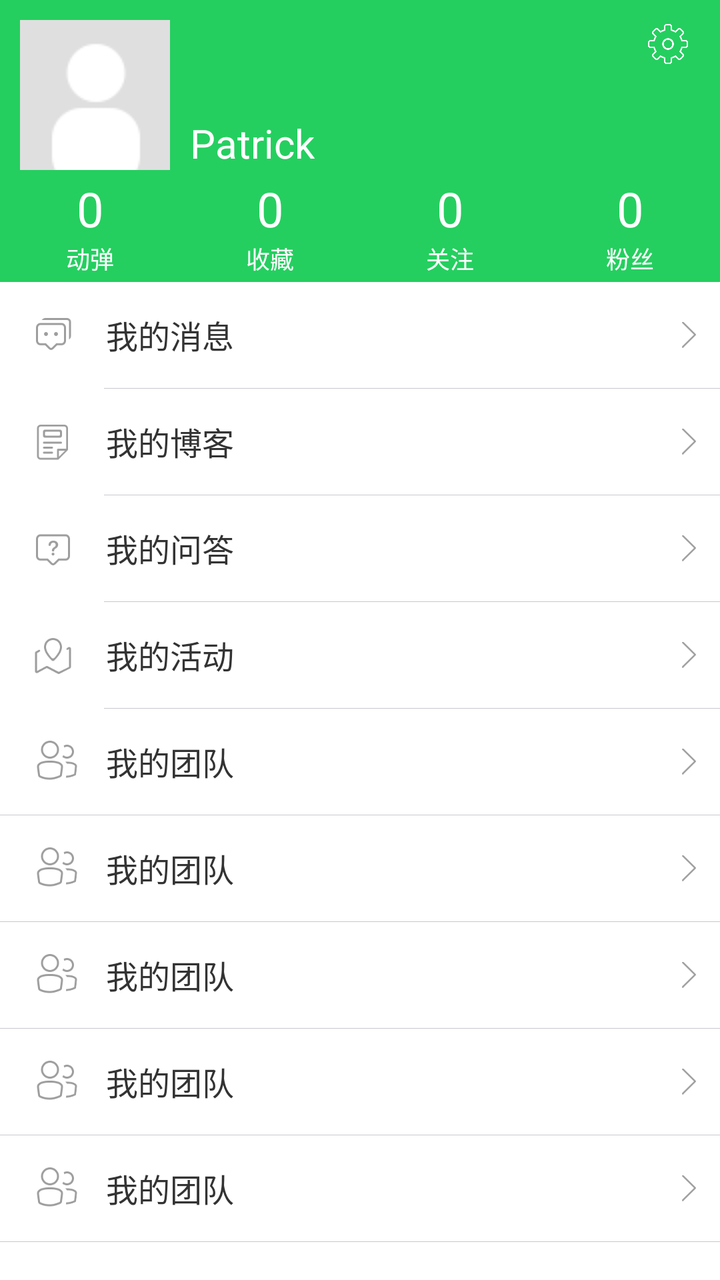
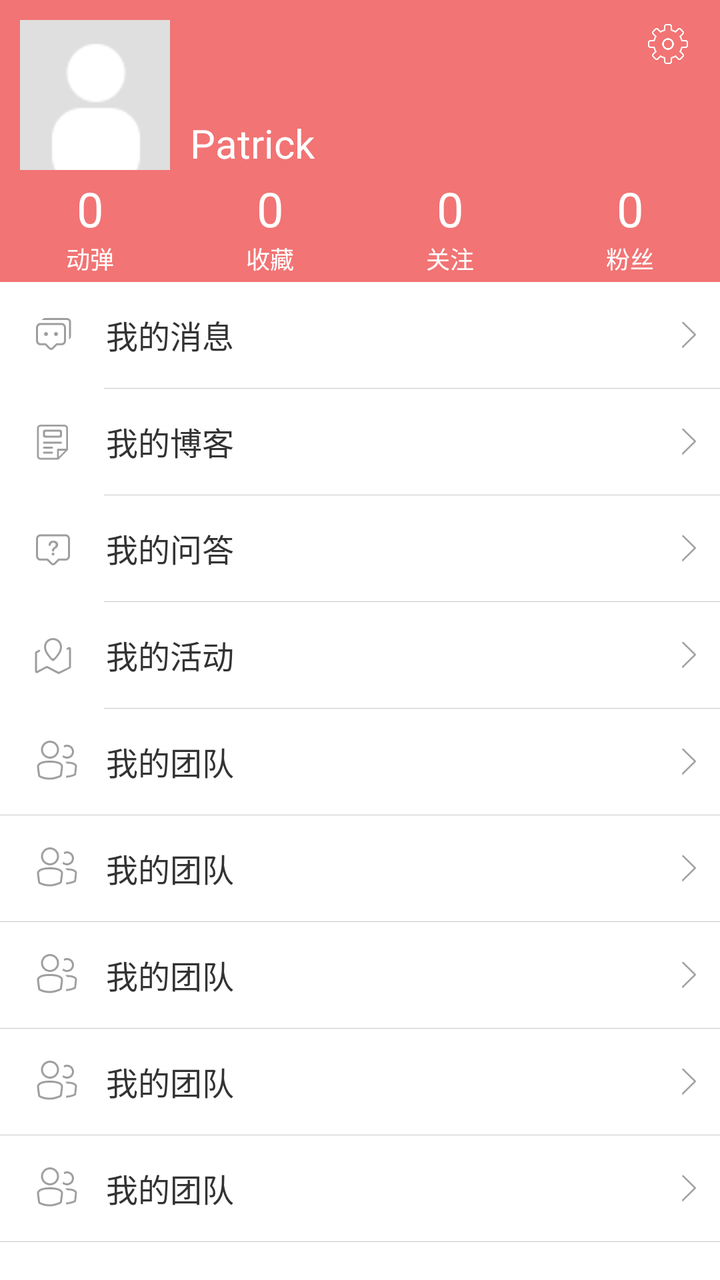

Before-and-after screenshots of an Android layout around one commit, followed by the original layout XML and the change that was made.
<!-- AndroidManifest.xml: application theme t10 -->
<!-- res/layout/ft_home.xml -->
<LinearLayout xmlns:android="http://schemas.android.com/apk/res/android"
    android:layout_width="match_parent"
    android:layout_height="match_parent"
    android:fitsSystemWindows="false"
    android:orientation="vertical"
    android:background="#24cf5f"
    android:weightSum="2">

    <FrameLayout
        android:layout_width="match_parent"
        android:layout_height="85dp">

        <RelativeLayout
            android:id="@+id/user_info_head_container"
            android:layout_width="wrap_content"
            android:layout_height="wrap_content">

            <FrameLayout
                android:id="@+id/user_info_icon_container"
                android:layout_marginTop="10dp"
                android:layout_marginLeft="10dp"
                android:layout_width="wrap_content"
                android:layout_height="wrap_content">

                <ImageView
                    android:layout_marginRight="10dp"
                    android:layout_marginBottom="4dp"
                    android:id="@+id/iv_gender"
                    android:layout_width="16dp"
                    android:layout_height="16dp"
                    android:layout_gravity="right|bottom"
                    android:contentDescription="@null"
                    android:src="@mipmap/ic_male" />

                <ImageView
                    android:id="@+id/iv_portrait"
                    android:layout_width="75dp"
                    android:layout_height="75dp"
                    android:src="@mipmap/widget_default_face" />

            </FrameLayout>

            <TextView
                android:id="@+id/tv_nick"
                android:layout_width="wrap_content"
                android:layout_height="wrap_content"
                android:layout_alignParentBottom="true"
                android:layout_marginLeft="10dp"
                android:layout_toEndOf="@+id/user_info_icon_container"
                android:maxLines="1"
                android:textColor="@color/white"
                android:textSize="20sp"
                android:text="Patrick" />
        </RelativeLayout>

        <ImageView
            android:id="@+id/iv_logo_setting"
            android:layout_width="44dp"
            android:layout_height="44dp"
            android:layout_gravity="top|right"
            android:layout_marginRight="4dp"
            android:background="@drawable/ic_title_bar_icon_bg"
            android:contentDescription="@null"
            android:padding="12dp"
            android:scaleType="centerInside"
            android:src="@mipmap/btn_my_setting" />
    </FrameLayout>

    <LinearLayout
        android:layout_width="match_parent"
        android:layout_height="match_parent"
        android:background="@color/white"
        android:orientation="vertical">

        <LinearLayout
            android:id="@+id/lay_about_info"
            android:layout_width="match_parent"
            android:layout_height="56dp"
            android:background="#24cf5f"
            android:gravity="bottom"
            android:orientation="horizontal">

            <LinearLayout
                android:id="@+id/ly_tweet"
                style="@style/new_user_information_counts"
                android:gravity="center">

                <TextView
                    android:id="@+id/tv_tweet"
                    style="@style/user_formation_text"
                    android:ellipsize="none"
                    android:gravity="center_vertical"
                    android:lines="1"
                    android:maxLines="1"
                    android:padding="0dp"
                    android:text="0"
                    android:textSize="@dimen/font_24" />

                <TextView
                    style="@style/user_formation_info"
                    android:layout_marginBottom="0dp"
                    android:padding="0dp"
                    android:text="动弹" />
            </LinearLayout>

            <LinearLayout
                android:id="@+id/ly_favorite"
                style="@style/new_user_information_counts"
                android:gravity="center">

                <TextView
                    android:id="@+id/tv_favorite"
                    style="@style/user_formation_text"
                    android:ellipsize="none"
                    android:gravity="center_vertical"
                    android:lines="1"
                    android:maxLines="1"
                    android:padding="0dp"
                    android:text="0"
                    android:textSize="@dimen/font_24" />

                <TextView
                    style="@style/user_formation_info"
                    android:layout_marginBottom="0dp"
                    android:padding="0dp"
                    android:text="收藏" />
            </LinearLayout>

            <LinearLayout
                android:id="@+id/ly_following"
                style="@style/new_user_information_counts"
                android:gravity="center">

                <TextView
                    android:id="@+id/tv_following"
                    style="@style/user_formation_text"
                    android:ellipsize="none"
                    android:gravity="center_vertical"
                    android:lines="1"
                    android:maxLines="1"
                    android:padding="0dp"
                    android:text="0"
                    android:textSize="@dimen/font_24" />

                <TextView
                    style="@style/user_formation_info"
                    android:layout_marginBottom="0dp"
                    android:padding="0dp"
                    android:text="关注" />
            </LinearLayout>

            <LinearLayout
                android:id="@+id/ly_follower"
                style="@style/new_user_information_counts"
                android:gravity="center"
                android:orientation="vertical"
                android:paddingLeft="@dimen/lay_12"
                android:paddingRight="@dimen/lay_12">

                <FrameLayout
                    android:layout_width="wrap_content"
                    android:layout_height="wrap_content"
                    android:layout_gravity="center_horizontal">

                    <TextView
                        android:id="@+id/tv_follower"
                        android:layout_width="wrap_content"
                        android:layout_height="wrap_content"
                        android:layout_gravity="center"
                        android:layout_marginLeft="4dp"
                        android:layout_marginRight="4dp"
                        android:ellipsize="none"
                        android:lines="1"
                        android:maxLines="1"
                        android:padding="0dp"
                        android:text="0"
                        android:textColor="@color/white"
                        android:textSize="@dimen/font_24" />

                    <TextView
                        android:id="@+id/user_info_notice_fans"
                        android:layout_width="wrap_content"
                        android:layout_height="14dp"
                        android:layout_gravity="right|top"
                        android:layout_marginTop="2dp"
                        android:background="@drawable/ic_red_dot"
                        android:ellipsize="none"
                        android:gravity="center"
                        android:lines="1"
                        android:maxLines="1"
                        android:minWidth="14dp"
                        android:paddingLeft="3dp"
                        android:paddingRight="3dp"
                        android:textColor="@color/white"
                        android:textSize="@dimen/font_10"
                        android:visibility="gone"
                        android:text="1"/>
                </FrameLayout>

                <TextView
                    style="@style/user_formation_info"
                    android:layout_width="wrap_content"
                    android:layout_height="wrap_content"
                    android:layout_gravity="center"
                    android:layout_marginBottom="0dp"
                    android:padding="0dp"
                    android:text="粉丝"
                    android:textColor="@color/white"
                    android:textSize="@dimen/font_12" />

            </LinearLayout>
        </LinearLayout>

        <LinearLayout
            android:layout_width="match_parent"
            android:layout_height="wrap_content"
            android:orientation="vertical">

            <LinearLayout
                android:layout_width="match_parent"
                android:layout_height="wrap_content"
                android:orientation="vertical">

                <LinearLayout
                    android:id="@+id/rl_message"
                    style="@style/option_item_rl">

                    <ImageView
                        android:layout_width="wrap_content"
                        android:layout_height="wrap_content"
                        android:layout_marginEnd="12dp"
                        android:contentDescription="@null"
                        android:src="@mipmap/ic_my_message" />

                    <TextView
                        style="@style/option_item_text"
                        android:text="我的消息" />

                    <TextView
                        android:id="@+id/user_info_notice_message"
                        android:layout_width="wrap_content"
                        android:layout_height="14dp"
                        android:layout_marginLeft="4dp"
                        android:layout_marginRight="4dp"
                        android:background="@drawable/ic_red_dot"
                        android:ellipsize="none"
                        android:gravity="center"
                        android:lines="1"
                        android:maxLines="1"
                        android:minWidth="14dp"
                        android:paddingLeft="3dp"
                        android:paddingRight="3dp"
                        android:textColor="@color/white"
                        android:textSize="@dimen/font_10"
                        android:visibility="gone"
                        android:text="1"/>

                    <View
                        android:layout_width="0dp"
                        android:layout_height="10dp"
                        android:layout_weight="1" />

                    <ImageView
                        android:layout_width="wrap_content"
                        android:layout_height="20dp"
                        android:contentDescription="@null"
                        android:src="@mipmap/ic_arrow_right" />
                </LinearLayout>

                <View
                    style="@style/h_line"
                    android:layout_height="1px"
                    android:layout_marginStart="52dp"
                    android:background="@color/list_divider_color" />
            </LinearLayout>

            <LinearLayout
                android:layout_width="match_parent"
                android:layout_height="wrap_content"
                android:background="@android:color/white"
                android:orientation="vertical">

                <LinearLayout
                    android:id="@+id/rl_blog"
                    style="@style/option_item_rl">

                    <ImageView
                        android:layout_width="wrap_content"
                        android:layout_height="wrap_content"
                        android:layout_marginEnd="12dp"
                        android:contentDescription="@null"
                        android:src="@mipmap/ic_my_blog" />

                    <TextView
                        style="@style/option_item_text"
                        android:layout_width="0dp"
                        android:layout_weight="1"
                        android:text="我的博客" />

                    <ImageView
                        android:layout_width="wrap_content"
                        android:layout_height="20dp"
                        android:contentDescription="@null"
                        android:src="@mipmap/ic_arrow_right" />
                </LinearLayout>

                <View
                    style="@style/h_line"
                    android:layout_height="1px"
                    android:layout_marginStart="52dp"
                    android:background="@color/list_divider_color" />
            </LinearLayout>

            <LinearLayout
                android:layout_width="match_parent"
                android:layout_height="wrap_content"
                android:background="@android:color/white"
                android:orientation="vertical">

                <LinearLayout
                    android:id="@+id/rl_info_question"
                    style="@style/option_item_rl">

                    <ImageView
                        android:layout_width="wrap_content"
                        android:layout_height="wrap_content"
                        android:layout_marginEnd="12dp"
                        android:contentDescription="@null"
                        android:src="@mipmap/ic_my_question" />

                    <TextView
                        style="@style/option_item_text"
                        android:layout_width="0dp"
                        android:layout_weight="1"
                        android:text="我的问答" />

                    <ImageView
                        android:layout_width="wrap_content"
                        android:layout_height="20dp"
                        android:contentDescription="@null"
                        android:src="@mipmap/ic_arrow_right" />
                </LinearLayout>

                <View
                    style="@style/h_line"
                    android:layout_height="1px"
                    android:layout_marginStart="52dp"
                    android:background="@color/list_divider_color" />

            </LinearLayout>

            <LinearLayout
                android:layout_width="match_parent"
                android:layout_height="wrap_content"
                android:background="@android:color/white"
                android:orientation="vertical">

                <LinearLayout
                    android:id="@+id/rl_info_activities"
                    style="@style/option_item_rl">

                    <ImageView
                        android:layout_width="wrap_content"
                        android:layout_height="wrap_content"
                        android:layout_marginEnd="12dp"
                        android:contentDescription="@null"
                        android:src="@mipmap/ic_my_event" />

                    <TextView
                        style="@style/option_item_text"
                        android:layout_width="0dp"
                        android:layout_weight="1"
                        android:text="我的活动" />

                    <ImageView
                        android:layout_width="wrap_content"
                        android:layout_height="20dp"
                        android:contentDescription="@null"
                        android:src="@mipmap/ic_arrow_right" />
                </LinearLayout>

                <View
                    style="@style/h_line"
                    android:layout_height="1px"
                    android:layout_marginStart="52dp"
                    android:background="@color/list_divider_color" />

            </LinearLayout>

            <LinearLayout
                android:layout_width="match_parent"
                android:layout_height="wrap_content"
                android:background="@android:color/white"
                android:orientation="vertical">

                <LinearLayout
                    android:id="@+id/rl_team"
                    style="@style/option_item_rl">

                    <ImageView
                        android:layout_width="wrap_content"
                        android:layout_height="wrap_content"
                        android:layout_marginEnd="12dp"
                        android:contentDescription="@null"
                        android:src="@mipmap/ic_my_team" />

                    <TextView
                        style="@style/option_item_text"
                        android:layout_width="0dp"
                        android:layout_weight="1"
                        android:text="我的团队" />

                    <ImageView
                        android:layout_width="wrap_content"
                        android:layout_height="20dp"
                        android:contentDescription="@null"
                        android:src="@mipmap/ic_arrow_right" />
                </LinearLayout>

                <View
                    style="@style/h_line"
                    android:layout_height="1px"
                    android:background="@color/list_divider_color" />
            </LinearLayout>

            <LinearLayout
                android:layout_width="match_parent"
                android:layout_height="wrap_content"
                android:background="@android:color/white"
                android:orientation="vertical">

                <LinearLayout
                    android:id="@+id/rl_team1"
                    style="@style/option_item_rl">

                    <ImageView
                        android:layout_width="wrap_content"
                        android:layout_height="wrap_content"
                        android:layout_marginEnd="12dp"
                        android:contentDescription="@null"
                        android:src="@mipmap/ic_my_team" />

                    <TextView
                        style="@style/option_item_text"
                        android:layout_width="0dp"
                        android:layout_weight="1"
                        android:text="我的团队" />

                    <ImageView
                        android:layout_width="wrap_content"
                        android:layout_height="20dp"
                        android:contentDescription="@null"
                        android:src="@mipmap/ic_arrow_right" />
                </LinearLayout>

                <View
                    style="@style/h_line"
                    android:layout_height="1px"
                    android:background="@color/list_divider_color" />
            </LinearLayout>

            <LinearLayout
                android:layout_width="match_parent"
                android:layout_height="wrap_content"
                android:background="@android:color/white"
                android:orientation="vertical">

                <LinearLayout
                    android:id="@+id/rl_team2"
                    style="@style/option_item_rl">

                    <ImageView
                        android:layout_width="wrap_content"
                        android:layout_height="wrap_content"
                        android:layout_marginEnd="12dp"
                        android:contentDescription="@null"
                        android:src="@mipmap/ic_my_team" />

                    <TextView
                        style="@style/option_item_text"
                        android:layout_width="0dp"
                        android:layout_weight="1"
                        android:text="我的团队" />

                    <ImageView
                        android:layout_width="wrap_content"
                        android:layout_height="20dp"
                        android:contentDescription="@null"
                        android:src="@mipmap/ic_arrow_right" />
                </LinearLayout>

                <View
                    style="@style/h_line"
                    android:layout_height="1px"
                    android:background="@color/list_divider_color" />
            </LinearLayout>

            <LinearLayout
                android:layout_width="match_parent"
                android:layout_height="wrap_content"
                android:background="@android:color/white"
                android:orientation="vertical">

                <LinearLayout
                    android:id="@+id/rl_team3"
                    style="@style/option_item_rl">

                    <ImageView
                        android:layout_width="wrap_content"
                        android:layout_height="wrap_content"
                        android:layout_marginEnd="12dp"
                        android:contentDescription="@null"
                        android:src="@mipmap/ic_my_team" />

                    <TextView
                        style="@style/option_item_text"
                        android:layout_width="0dp"
                        android:layout_weight="1"
                        android:text="我的团队" />

                    <ImageView
                        android:layout_width="wrap_content"
                        android:layout_height="20dp"
                        android:contentDescription="@null"
                        android:src="@mipmap/ic_arrow_right" />
                </LinearLayout>

                <View
                    style="@style/h_line"
                    android:layout_height="1px"
                    android:background="@color/list_divider_color" />
            </LinearLayout>

            <LinearLayout
                android:layout_width="match_parent"
                android:layout_height="wrap_content"
                android:background="@android:color/white"
                android:orientation="vertical">

                <LinearLayout
                    android:id="@+id/rl_team4"
                    style="@style/option_item_rl">

                    <ImageView
                        android:layout_width="wrap_content"
                        android:layout_height="wrap_content"
                        android:layout_marginEnd="12dp"
                        android:contentDescription="@null"
                        android:src="@mipmap/ic_my_team" />

                    <TextView
                        style="@style/option_item_text"
                        android:layout_width="0dp"
                        android:layout_weight="1"
                        android:text="我的团队" />

                    <ImageView
                        android:layout_width="wrap_content"
                        android:layout_height="20dp"
                        android:contentDescription="@null"
                        android:src="@mipmap/ic_arrow_right" />
                </LinearLayout>

                <View
                    style="@style/h_line"
                    android:layout_height="1px"
                    android:background="@color/list_divider_color" />
            </LinearLayout>

        </LinearLayout>


    </LinearLayout>


</LinearLayout>
<!-- resources referenced by this layout -->
<resources>
  <color name="list_divider_color">#c8c7cc</color>
  <color name="white">#FFFFFF</color>
  <dimen name="font_10">10sp</dimen>
  <dimen name="font_12">12sp</dimen>
  <dimen name="font_24">24sp</dimen>
  <dimen name="lay_12">12dp</dimen>
  <!-- drawable ic_red_dot (drawable) -->
  <?xml version="1.0" encoding="utf-8"?>
  <shape xmlns:android="http://schemas.android.com/apk/res/android">
      <corners android:radius="7dp" />
      <solid android:color="@color/user_info_message_notice" />
      <size
          android:width="14dp"
          android:height="14dp" />
  </shape>
  <!-- drawable ic_title_bar_icon_bg (drawable) -->
  <?xml version="1.0" encoding="utf-8"?>
  <selector xmlns:android="http://schemas.android.com/apk/res/android">
      <item android:state_pressed="true">
          <shape>
              <solid android:color="@color/black_alpha_16" />
              <corners android:radius="2dp" />
          </shape>
      </item>
      <item android:drawable="@color/black_alpha_00" />
  </selector>
  <style name="h_line">
          <item name="android:layout_width">match_parent</item>
          <item name="android:layout_height">1px</item>
          
      </style>
  <style name="option_item_rl">
          <item name="android:layout_width">match_parent</item>
          <item name="android:layout_height">wrap_content</item>
          <item name="android:background">@drawable/ic_material</item>
          <item name="android:clickable">true</item>
          <item name="android:padding">12.0dip</item>
          <item name="android:gravity">center_vertical</item>
          <item name="android:orientation">horizontal</item>
      </style>
  <style name="option_item_text" parent="@style/option_item_text_parent">
          <item name="android:drawablePadding">8.0dip</item>
          
      </style>
  <style name="user_formation_info" parent="@style/user_formation_text">
          <item name="android:textSize">@dimen/text_size_12</item>
      </style>
  <style name="user_formation_text">
          <item name="android:layout_width">wrap_content</item>
          <item name="android:layout_height">wrap_content</item>
          <item name="android:textColor">@color/white</item>
          <item name="android:textSize">12sp</item>
      </style>
  <style name="t10" parent="Theme.AppCompat.Light.DarkActionBar">
          
          <item name="colorPrimary">@color/error_stroke_color</item>
          <item name="colorPrimaryDark">@color/colorPrimaryDark</item>
          <item name="colorAccent">@color/colorAccent</item>
      </style>
  <color name="user_info_message_notice">#E35B5A</color>
  <color name="black_alpha_16">#10000000</color>
  <color name="black_alpha_00">#00000000</color>
  <!-- drawable selector_user_info_tab_item (drawable) -->
  <?xml version="1.0" encoding="utf-8"?>
  <selector
    xmlns:android="http://schemas.android.com/apk/res/android">
      <item android:state_pressed="true" android:drawable="@color/user_info_option_pressed" />
  	<item android:drawable="@color/transparent" />
  </selector>
  <!-- drawable ic_material (drawable) -->
  <?xml version="1.0" encoding="utf-8"?>
  <selector xmlns:android="http://schemas.android.com/apk/res/android">
      <item android:drawable="@color/bg_press" android:state_pressed="true" />
      <item android:drawable="@color/white" />
  </selector>
  <dimen name="text_size_12">12.0dip</dimen>
  <color name="error_stroke_color">#F27474</color>
  <color name="colorPrimaryDark">#303F9F</color>
  <color name="colorAccent">#FF4081</color>
  <color name="user_info_option_pressed">#1EB050</color>
  <color name="transparent">#00000000</color>
  <color name="bg_press">#ebebeb</color>\
  <!-- unchanged entries left out for length: 11 -->
</resources>

<!-- the commit's change to res/layout/ft_home.xml (unified diff, before → after) -->
@@ -1,9 +1,8 @@
 <LinearLayout xmlns:android="http://schemas.android.com/apk/res/android"
     android:layout_width="match_parent"
     android:layout_height="match_parent"
-    android:fitsSystemWindows="false"
     android:orientation="vertical"
-    android:background="#24cf5f"
+    android:background="@color/error_stroke_color"
     android:weightSum="2">
 
     <FrameLayout
@@ -76,7 +75,7 @@
             android:id="@+id/lay_about_info"
             android:layout_width="match_parent"
             android:layout_height="56dp"
-            android:background="#24cf5f"
+            android:background="@color/error_stroke_color"
             android:gravity="bottom"
             android:orientation="horizontal">
 
<!-- resource entries referenced after the edit -->
@@ -53,9 +53,10 @@
           <item name="android:textColor">@color/white</item>
           <item name="android:textSize">12sp</item>
       </style>
-  <style name="t10" parent="Theme.AppCompat.Light.DarkActionBar">
+  <style name="t10" parent="Theme.AppCompat.Light.NoActionBar">
           
           <item name="colorPrimary">@color/error_stroke_color</item>
+          <item name="android:statusBarColor">@color/error_stroke_color</item>
           <item name="colorPrimaryDark">@color/colorPrimaryDark</item>
           <item name="colorAccent">@color/colorAccent</item>
       </style>
